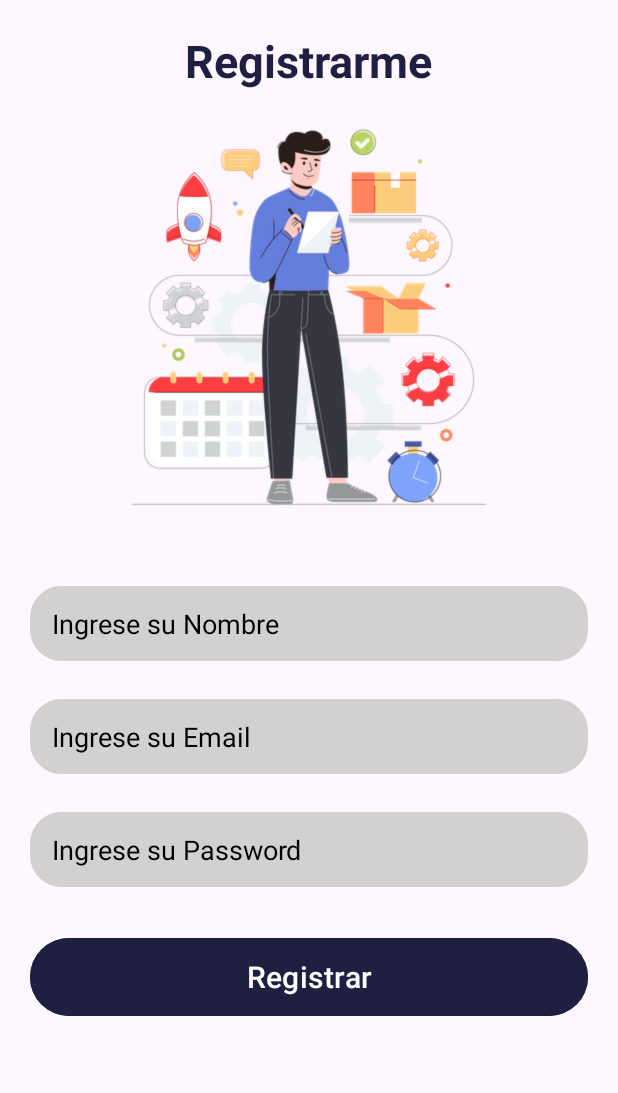
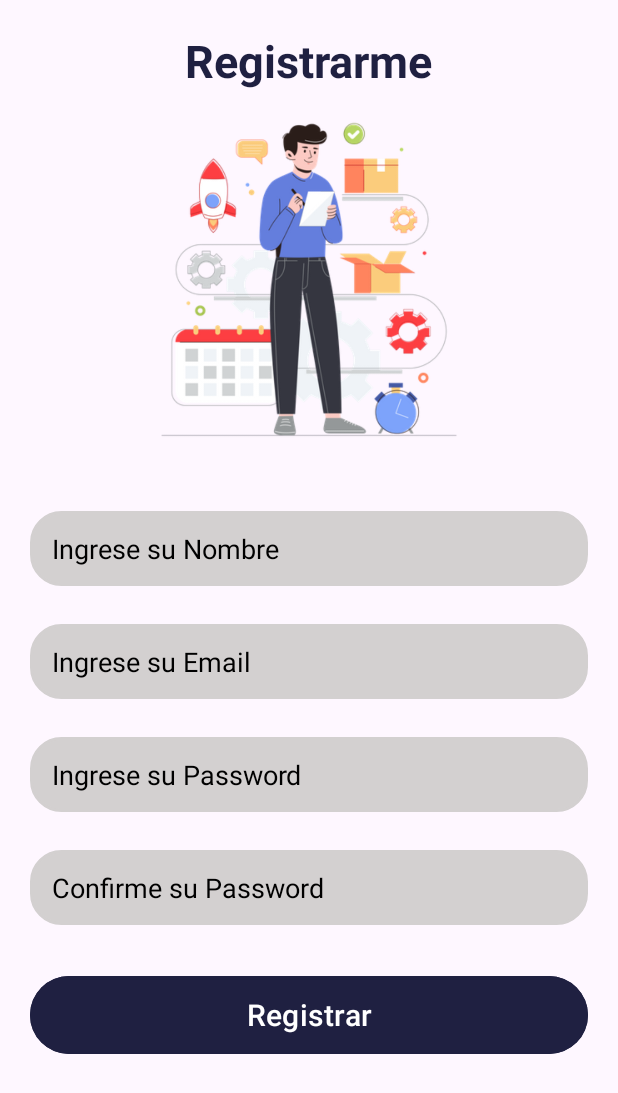
Before and after one commit to societyscripters/Scripters-SocietyApp, an Android app: the Register screen opened directly, with no data from a screen before it, after a tap on "Registrar", on a phone screen of 412 x 824 dp. Shown: the top 1093 px of the screen. Run offline under Robolectric (Android 15) with nearby library versions, the phone set to English and light mode, and no system bars; our stand-ins replace Volley; network calls fail; 1 statement that could not run was skipped.

Commit message:
registro funcional

```diff
--- a/app/build.gradle.kts
+++ b/app/build.gradle.kts
@@ -32,7 +32,7 @@ android {
 }
 
 dependencies {
-
+    implementation(libs.volley)
     implementation(libs.appcompat)
     implementation(libs.material)
     implementation(libs.activity)
--- a/app/src/main/AndroidManifest.xml
+++ b/app/src/main/AndroidManifest.xml
@@ -1,8 +1,10 @@
 <?xml version="1.0" encoding="utf-8"?>
 <manifest xmlns:android="http://schemas.android.com/apk/res/android"
     xmlns:tools="http://schemas.android.com/tools">
+    <uses-permission android:name="android.permission.INTERNET" />
 
     <application
+        android:usesCleartextTraffic="true"
         android:allowBackup="true"
         android:dataExtractionRules="@xml/data_extraction_rules"
         android:fullBackupContent="@xml/backup_rules"
--- a/app/src/main/java/com/example/scripters_society/Register.java
+++ b/app/src/main/java/com/example/scripters_society/Register.java
@@ -1,19 +1,93 @@
 package com.example.scripters_society;
 
+import android.content.Intent;
 import android.os.Bundle;
+import android.view.View;
+import android.widget.Button;
+import android.widget.EditText;
+import android.widget.Toast;
 
 import androidx.activity.EdgeToEdge;
+import androidx.annotation.Nullable;
 import androidx.appcompat.app.AppCompatActivity;
 import androidx.core.graphics.Insets;
 import androidx.core.view.ViewCompat;
 import androidx.core.view.WindowInsetsCompat;
 
+import com.android.volley.AuthFailureError;
+import com.android.volley.Request;
+import com.android.volley.RequestQueue;
+import com.android.volley.Response;
+import com.android.volley.VolleyError;
+import com.android.volley.toolbox.StringRequest;
+import com.android.volley.toolbox.Volley;
+
+import org.json.JSONObject;
+
+import java.util.HashMap;
+import java.util.Map;
+
 public class Register extends AppCompatActivity {
 
+    EditText etNombre, etEmail, etPassword, etPasswordConfirm;
+    Button btnRegister;
     @Override
     protected void onCreate(Bundle savedInstanceState) {
         super.onCreate(savedInstanceState);
         EdgeToEdge.enable(this);
         setContentView(R.layout.activity_register);
+
+        btnRegister = findViewById(R.id.btn_register);
+        etNombre = findViewById(R.id.etNombre);
+        etEmail = findViewById(R.id.etEmail);
+        etPassword = findViewById(R.id.etPassword);
+        etPasswordConfirm = findViewById(R.id.etPasswordConfirm);
+
+        btnRegister.setOnClickListener(new View.OnClickListener() {
+            @Override
+            public void onClick(View v) {
+                registrarUsuario();
+            }
+        });
+    }
+
+    private void registrarUsuario() {
+        final String url = "https://redsocial.balinsa.com/api/register";
+        StringRequest req = new StringRequest(Request.Method.POST, url, new Response.Listener<String>() {
+            @Override
+            public void onResponse(String response) {
+                try {
+                    JSONObject jsonResponse = new JSONObject(response);
+                    if (jsonResponse.has("message")){
+                        String message = jsonResponse.getString("message");
+                        Toast.makeText(Register.this, message, Toast.LENGTH_SHORT).show();
+                        Intent intent = new Intent(Register.this, MainActivity.class);
+                        startActivity(intent);
+                    }
+                } catch (Exception ex) {
+                    Toast.makeText(Register.this, ex.getMessage(), Toast.LENGTH_SHORT).show();
+                }
+
+            }
+        }, new Response.ErrorListener() {
+            @Override
+            public void onErrorResponse(VolleyError volleyError) {
+                Toast.makeText(Register.this, volleyError.getMessage(), Toast.LENGTH_SHORT).show();
+            }
+        }) {
+            @Nullable
+            @Override
+            protected Map<String, String> getParams() throws AuthFailureError {
+                Map<String, String> params = new HashMap<String, String>();
+                params.put("name", String.valueOf(etNombre.getText()));
+                params.put("email", String.valueOf(etEmail.getText()));
+                params.put("password", String.valueOf(etPassword.getText()));
+                params.put("password_confirmation", String.valueOf(etPasswordConfirm.getText()));
+                return params;
+            }
+        };
+
+        RequestQueue reqQueue = Volley.newRequestQueue(this);
+        reqQueue.add(req);
     }
 }
--- a/app/src/main/res/layout/activity_main.xml
+++ b/app/src/main/res/layout/activity_main.xml
@@ -25,7 +25,7 @@
         />
 
     <Button
-        android:id="@+id/login"
+        android:id="@+id/btnLoginInit"
         android:layout_width="match_parent"
         android:layout_height="65dp"
         android:layout_marginTop="100dp"
@@ -35,7 +35,7 @@
         android:text="Inicio de sesion" />
 
     <Button
-        android:id="@+id/register"
+        android:id="@+id/btnRegisterInit"
         android:layout_width="match_parent"
         android:layout_height="65dp"
         android:layout_marginTop="20dp"
--- a/app/src/main/res/layout/activity_register.xml
+++ b/app/src/main/res/layout/activity_register.xml
@@ -19,13 +19,13 @@
 
     <ImageView
         android:layout_width="match_parent"
-        android:layout_height="300dp"
+        android:layout_height="250dp"
         android:src="@drawable/registro"
         android:layout_gravity="center"
         android:background="@null" />
 
     <EditText
-        android:id="@+id/nombre"
+        android:id="@+id/etNombre"
         android:layout_width="match_parent"
         android:layout_height="50dp"
         android:background="@drawable/border"
@@ -36,7 +36,7 @@
         android:hint="Ingrese su Nombre" />
 
     <EditText
-        android:id="@+id/email"
+        android:id="@+id/etEmail"
         android:layout_width="match_parent"
         android:layout_height="50dp"
         android:background="@drawable/border"
@@ -47,7 +47,7 @@
         android:hint="Ingrese su Email" />
 
     <EditText
-        android:id="@+id/password"
+        android:id="@+id/etPassword"
         android:layout_width="match_parent"
         android:layout_height="50dp"
         android:layout_marginTop="25dp"
@@ -57,6 +57,18 @@
         android:textColorHint="@color/black"
         android:inputType="textPassword"
         android:hint="Ingrese su Password" />
+
+    <EditText
+        android:id="@+id/etPasswordConfirm"
+        android:layout_width="match_parent"
+        android:layout_height="50dp"
+        android:layout_marginTop="25dp"
+        android:layout_marginHorizontal="20dp"
+        android:background="@drawable/border"
+        android:backgroundTint="#D3D0D0"
+        android:textColorHint="@color/black"
+        android:inputType="textPassword"
+        android:hint="Confirme su Password" />
 
     <Button
         android:id="@+id/btn_register"
--- a/app/src/main/res/layout/fragment_search.xml
+++ b/app/src/main/res/layout/fragment_search.xml
@@ -23,6 +23,7 @@
             </TextView>
 
             <SearchView
+                android:id="@+id/schBuscador"
                 android:layout_width="wrap_content"
                 android:layout_height="wrap_content"
                 android:foregroundTint="#FFFFFF"
--- a/gradle/libs.versions.toml
+++ b/gradle/libs.versions.toml
@@ -7,6 +7,7 @@ appcompat = "1.6.1"
 material = "1.10.0"
 activity = "1.8.0"
 constraintlayout = "2.1.4"
+volley = "1.2.1"
 
 [libraries]
 junit = { group = "junit", name = "junit", version.ref = "junit" }
@@ -16,6 +17,7 @@ appcompat = { group = "androidx.appcompat", name = "appcompat", version.ref = "a
 material = { group = "com.google.android.material", name = "material", version.ref = "material" }
 activity = { group = "androidx.activity", name = "activity", version.ref = "activity" }
 constraintlayout = { group = "androidx.constraintlayout", name = "constraintlayout", version.ref = "constraintlayout" }
+volley = { module = "com.android.volley:volley", version.ref = "volley" }
 
 [plugins]
 androidApplication = { id = "com.android.application", version.ref = "agp" }
```
Also changed, not shown: app/src/main/java/com/example/scripters_society/MainActivity.java (+12 -2 lines).
